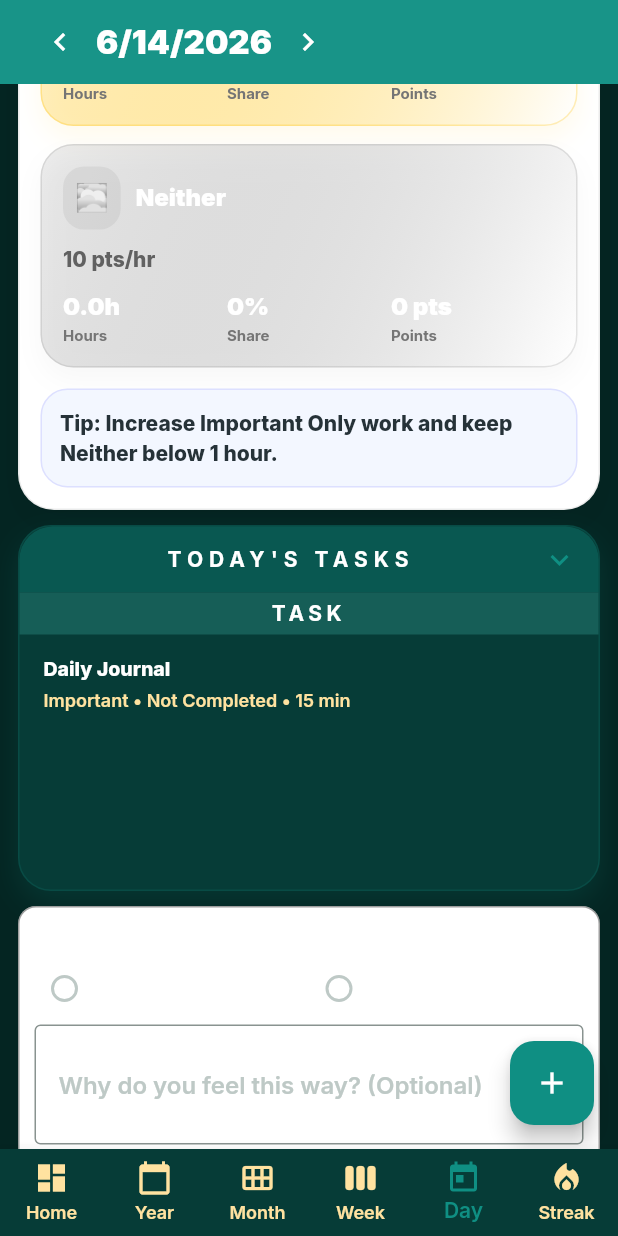
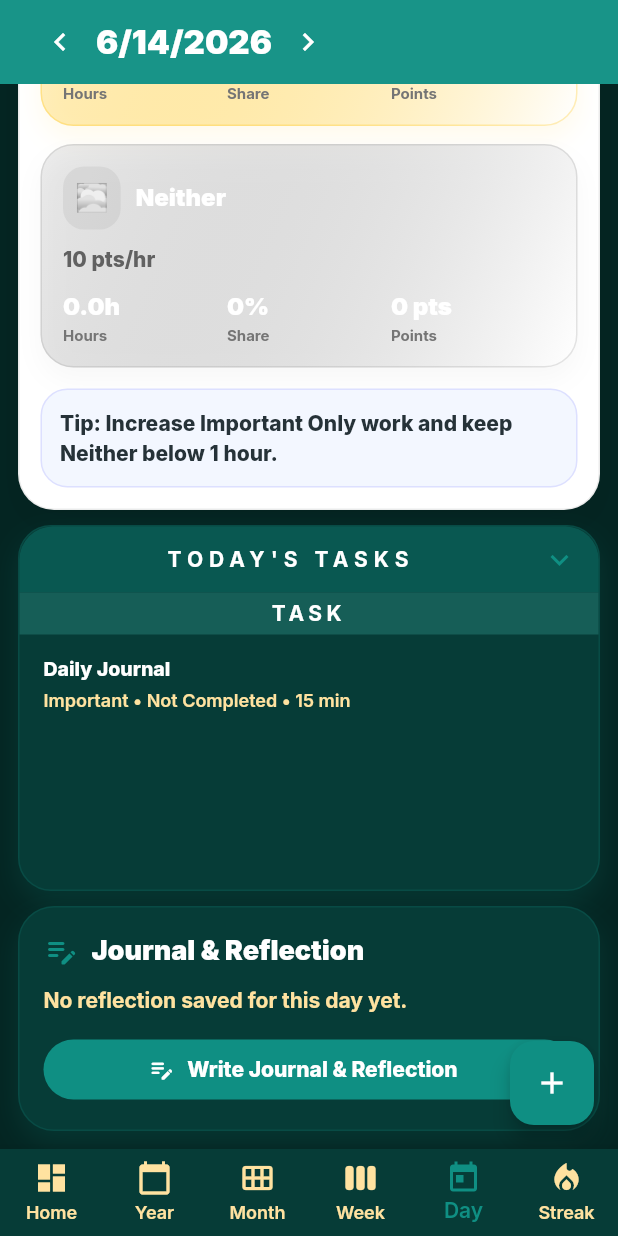
Before and after one commit to rohansingh3593/Bubble-Time-Progress-App-Flutter-, a Flutter app: the screen it shows after launch, item 5 of the bottom bar chosen, scrolled down 1152 dp, on a phone screen of 412 x 824 dp. Run offline on Flutter 3.47's test engine with Material 3 defaults, Android fonts, the phone set to English and light mode, and no system bars; our stand-ins replace google_fonts, hive, hive_flutter, image_picker; accounts and stored records are empty.

Commit message:
Use journal reflection in day tab

```diff
--- a/lib/screens/day_view.dart
+++ b/lib/screens/day_view.dart
@@ -3,6 +3,7 @@ import '../widgets/quick_add_task_dialog.dart';
 import '../widgets/routine_occurrence_dialog.dart';
 import '../widgets/period_progress_bubble_map.dart';
 import '../services/hive_service.dart';
+import '../models/journal_entry.dart';
 import '../models/task_model.dart';
 import '../constants/colors.dart';
 import '../constants/dashboard_themes.dart';
@@ -21,19 +22,11 @@ class DayView extends StatefulWidget {
 class _DayViewState extends State<DayView> {
   late DateTime _currentDay;
   bool _showTodayTasks = true;
-  bool? _happyWithDay;
-  final TextEditingController _reflectionController = TextEditingController();
 
   @override
   void initState() {
     super.initState();
     _currentDay = DateTime.now();
-  }
-
-  @override
-  void dispose() {
-    _reflectionController.dispose();
-    super.dispose();
   }
 
   String _formatHour(int hour) {
@@ -46,6 +39,12 @@ class _DayViewState extends State<DayView> {
   void _openJournalForTask(Task task) {
     Navigator.of(context).push(
       JournalView.route(hiveService: widget.hiveService, initialDate: task.dueDate),
+    );
+  }
+
+  void _openJournalForDate(DateTime date) {
+    Navigator.of(context).push(
+      JournalView.route(hiveService: widget.hiveService, initialDate: date),
     );
   }
 
@@ -294,6 +293,7 @@ class _DayViewState extends State<DayView> {
           final todayTasks = _tasksForCurrentDay();
           final matrix = _calculateMatrix(todayTasks);
           final selectedDashboardTheme = _selectedDashboardTheme();
+          final journalEntry = widget.hiveService.getJournalEntryForDate(_currentDay);
 
           return SingleChildScrollView(
             padding: const EdgeInsets.fromLTRB(12, 12, 12, 110),
@@ -305,7 +305,7 @@ class _DayViewState extends State<DayView> {
                 const SizedBox(height: 10),
                 _todayTasksPanel(todayTasks, selectedDashboardTheme),
                 const SizedBox(height: 10),
-                _reflectionPanel(),
+                _journalReflectionPanel(selectedDashboardTheme, journalEntry),
               ],
             ),
           );
@@ -642,37 +642,63 @@ class _DayViewState extends State<DayView> {
     return '${task.priority} • ${task.status} • ${taskPlannedMinutes(task)} min';
   }
 
-  Widget _reflectionPanel() {
+  Widget _journalReflectionPanel(DashboardThemeStyle theme, JournalEntry? entry) {
+    final hasEntry = entry != null && entry.reflection.trim().isNotEmpty;
     return Container(
-      padding: const EdgeInsets.all(10),
-      decoration: BoxDecoration(border: Border.all(color: Colors.black38), borderRadius: BorderRadius.circular(12), color: Colors.white),
+      width: double.infinity,
+      padding: const EdgeInsets.all(16),
+      decoration: BoxDecoration(
+        color: theme.surface,
+        border: Border.all(color: theme.primary.withOpacity(0.18)),
+        borderRadius: BorderRadius.circular(24),
+        boxShadow: [BoxShadow(color: theme.primary.withOpacity(theme.dark ? 0.16 : 0.08), blurRadius: 16, offset: const Offset(0, 8))],
+      ),
       child: Column(
         crossAxisAlignment: CrossAxisAlignment.start,
         children: [
-          const Text('Do I feel happy with my day?', style: TextStyle(fontWeight: FontWeight.w600)),
           Row(
             children: [
-              Expanded(child: RadioListTile<bool>(value: true, groupValue: _happyWithDay, title: const Text('Yes'), dense: true, contentPadding: EdgeInsets.zero, onChanged: (v) => setState(() => _happyWithDay = v))),
-              Expanded(child: RadioListTile<bool>(value: false, groupValue: _happyWithDay, title: const Text('No'), dense: true, contentPadding: EdgeInsets.zero, onChanged: (v) => setState(() => _happyWithDay = v))),
+              Icon(Icons.edit_note_rounded, color: theme.primary),
+              const SizedBox(width: 8),
+              Expanded(
+                child: Text(
+                  'Journal & Reflection',
+                  style: TextStyle(color: theme.textPrimary, fontWeight: FontWeight.w900, fontSize: 18),
+                ),
+              ),
             ],
           ),
-          TextField(
-            controller: _reflectionController,
-            decoration: const InputDecoration(labelText: 'Why do you feel this way? (Optional)', border: OutlineInputBorder()),
-            maxLines: 2,
+          const SizedBox(height: 10),
+          Text(
+            hasEntry ? 'Saved mood: ${entry.mood}' : 'No reflection saved for this day yet.',
+            style: TextStyle(color: theme.textMuted, fontWeight: FontWeight.w700),
           ),
-          const SizedBox(height: 6),
-          Text(
-            _happyWithDay == true
-                ? 'Advice: Keep this momentum and continue important work.'
-                : _happyWithDay == false
-                    ? 'Advice: Reduce time waste and plan focused time blocks.'
-                    : 'Advice: Reflect at end of day for better insights.',
-          ),
-          const SizedBox(height: 4),
-          Text(
-            'Tip: You can log waste reasons (e.g., YouTube) and waste hours in future enhancement.',
-            style: TextStyle(color: Colors.grey[700], fontSize: 12),
+          if (hasEntry) ...[
+            const SizedBox(height: 8),
+            Container(
+              width: double.infinity,
+              padding: const EdgeInsets.all(12),
+              decoration: BoxDecoration(
+                color: (theme.cardTint ?? theme.elevatedSurface).withOpacity(theme.dark ? 0.34 : 0.58),
+                borderRadius: BorderRadius.circular(16),
+                border: Border.all(color: theme.primary.withOpacity(0.14)),
+              ),
+              child: Text(
+                entry.reflection,
+                maxLines: 3,
+                overflow: TextOverflow.ellipsis,
+                style: TextStyle(color: theme.textPrimary, fontWeight: FontWeight.w700, height: 1.25),
+              ),
+            ),
+          ],
+          const SizedBox(height: 12),
+          SizedBox(
+            width: double.infinity,
+            child: FilledButton.icon(
+              onPressed: () => _openJournalForDate(_currentDay),
+              icon: Icon(hasEntry ? Icons.auto_stories_rounded : Icons.edit_note_rounded),
+              label: Text(hasEntry ? 'Open Journal & Reflection' : 'Write Journal & Reflection'),
+            ),
           ),
         ],
       ),
```
